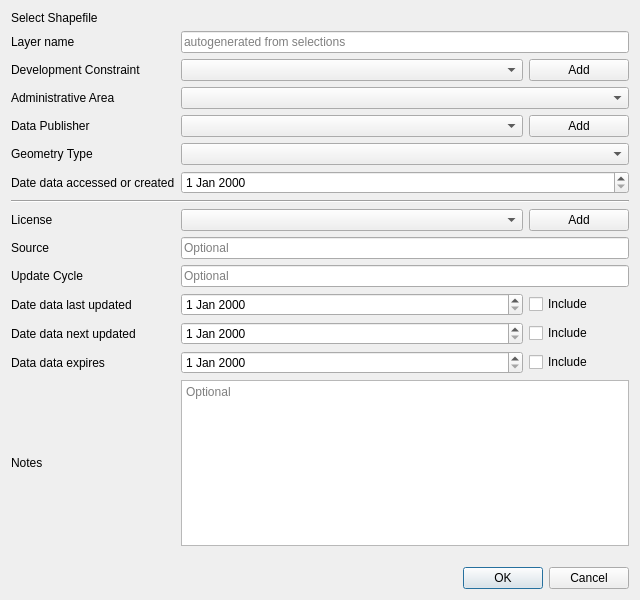
Old version of the form src/gui/qt5/dlgs/qt_designer/qt_files/add_constraint.ui in the repository GeographyJames/constraints_db.
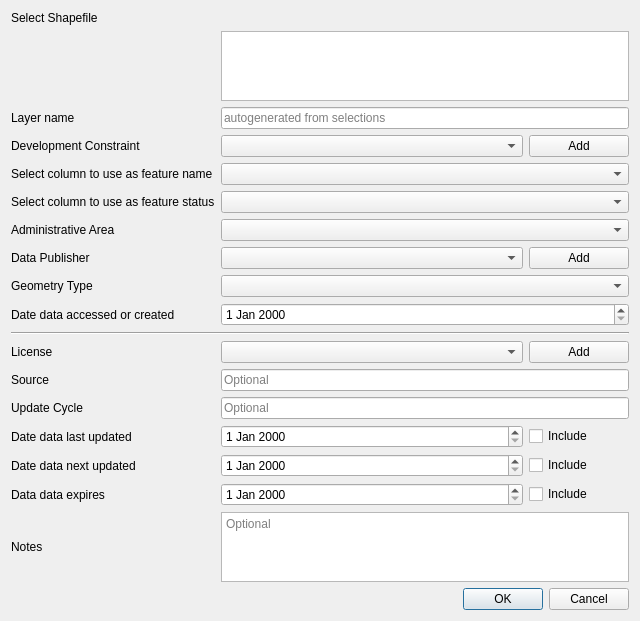
New version of the form. Custom widgets are drawn as their Qt base class.

Commit message: Added functionality to add shapefile to database.

Diff of the .ui file:
```diff
--- a/src/gui/qt5/dlgs/qt_designer/qt_files/add_constraint.ui
+++ b/src/gui/qt5/dlgs/qt_designer/qt_files/add_constraint.ui
@@ -14,166 +14,52 @@
    <string>Add Constraint</string>
   </property>
   <layout class="QGridLayout" name="gridLayout">
-   <item row="17" column="0" colspan="3">
-    <widget class="QDialogButtonBox" name="buttonBox">
-     <property name="orientation">
-      <enum>Qt::Horizontal</enum>
-     </property>
-     <property name="standardButtons">
-      <set>QDialogButtonBox::Cancel|QDialogButtonBox::Ok</set>
-     </property>
-    </widget>
-   </item>
-   <item row="12" column="0">
-    <widget class="QLabel" name="label_9">
-     <property name="text">
-      <string>Date data last updated</string>
-     </property>
-    </widget>
-   </item>
-   <item row="14" column="2">
-    <widget class="QCheckBox" name="ExpiresCB">
-     <property name="text">
-      <string>Include</string>
-     </property>
-    </widget>
-   </item>
-   <item row="1" column="0">
-    <widget class="QLabel" name="label">
-     <property name="text">
-      <string>Layer name</string>
-     </property>
-    </widget>
-   </item>
-   <item row="13" column="1">
-    <widget class="QDateEdit" name="NextUpdateDE"/>
-   </item>
-   <item row="9" column="0">
-    <widget class="QLabel" name="label_5">
-     <property name="text">
-      <string>License</string>
-     </property>
-    </widget>
-   </item>
-   <item row="4" column="1" colspan="2">
-    <widget class="QComboBox" name="AdministrativeAreaCB"/>
-   </item>
-   <item row="11" column="0">
-    <widget class="QLabel" name="label_7">
-     <property name="text">
-      <string>Update Cycle</string>
-     </property>
-    </widget>
-   </item>
-   <item row="10" column="1" colspan="2">
-    <widget class="QLineEdit" name="SourceLE">
-     <property name="placeholderText">
-      <string>Optional</string>
-     </property>
-    </widget>
-   </item>
-   <item row="11" column="1" colspan="2">
-    <widget class="QLineEdit" name="UpdateCycleLE">
-     <property name="placeholderText">
-      <string>Optional</string>
-     </property>
-    </widget>
-   </item>
-   <item row="3" column="1">
-    <widget class="QComboBox" name="DevelopmentConstraintCB"/>
-   </item>
-   <item row="7" column="0">
-    <widget class="QLabel" name="label_8">
-     <property name="text">
-      <string>Date data accessed or created</string>
-     </property>
-    </widget>
-   </item>
-   <item row="15" column="1" colspan="2">
-    <widget class="QTextEdit" name="NotesTE">
-     <property name="sizePolicy">
-      <sizepolicy hsizetype="Expanding" vsizetype="Expanding">
-       <horstretch>1</horstretch>
-       <verstretch>0</verstretch>
-      </sizepolicy>
-     </property>
-     <property name="placeholderText">
-      <string>Optional</string>
-     </property>
-    </widget>
-   </item>
    <item row="13" column="0">
-    <widget class="QLabel" name="label_10">
-     <property name="text">
-      <string>Date data next updated</string>
-     </property>
-    </widget>
-   </item>
-   <item row="5" column="0">
-    <widget class="QLabel" name="label_4">
-     <property name="text">
-      <string>Data Publisher</string>
-     </property>
-    </widget>
-   </item>
-   <item row="10" column="0">
     <widget class="QLabel" name="label_6">
      <property name="text">
       <string>Source</string>
      </property>
     </widget>
    </item>
-   <item row="12" column="1">
-    <widget class="QDateEdit" name="LastUpdatedDE"/>
-   </item>
-   <item row="14" column="1">
-    <widget class="QDateEdit" name="ExpiresDE"/>
-   </item>
-   <item row="9" column="1">
-    <widget class="QComboBox" name="LicenseCB">
-     <property name="placeholderText">
-      <string>Optional</string>
-     </property>
-    </widget>
-   </item>
-   <item row="8" column="0" colspan="3">
-    <widget class="Line" name="line">
-     <property name="orientation">
-      <enum>Qt::Horizontal</enum>
-     </property>
-    </widget>
-   </item>
-   <item row="1" column="1" colspan="2">
-    <widget class="QLineEdit" name="LayerNameLE">
-     <property name="toolTip">
-      <string/>
-     </property>
-     <property name="readOnly">
-      <bool>true</bool>
-     </property>
-     <property name="placeholderText">
-      <string>autogenerated from selections</string>
-     </property>
-    </widget>
-   </item>
-   <item row="5" column="1">
-    <widget class="QComboBox" name="DataPublisherCB"/>
-   </item>
-   <item row="3" column="2">
-    <widget class="QPushButton" name="AddDevelopmentConstraintPB">
-     <property name="text">
-      <string>Add</string>
-     </property>
-    </widget>
-   </item>
-   <item row="13" column="2">
-    <widget class="QCheckBox" name="NextUpdateCB">
+   <item row="17" column="2">
+    <widget class="QCheckBox" name="ExpiresCB">
      <property name="text">
       <string>Include</string>
      </property>
     </widget>
    </item>
-   <item row="12" column="2">
+   <item row="7" column="0">
+    <widget class="QLabel" name="label_3">
+     <property name="text">
+      <string>Administrative Area</string>
+     </property>
+    </widget>
+   </item>
+   <item row="14" column="0">
+    <widget class="QLabel" name="label_7">
+     <property name="text">
+      <string>Update Cycle</string>
+     </property>
+    </widget>
+   </item>
+   <item row="6" column="1" colspan="2">
+    <widget class="QComboBox" name="FeatureStatusCB"/>
+   </item>
+   <item row="0" column="0">
+    <widget class="QLabel" name="label_14">
+     <property name="text">
+      <string>Select Shapefile</string>
+     </property>
+    </widget>
+   </item>
+   <item row="17" column="0">
+    <widget class="QLabel" name="label_11">
+     <property name="text">
+      <string>Data data expires</string>
+     </property>
+    </widget>
+   </item>
+   <item row="15" column="2">
     <widget class="QCheckBox" name="LastUpdatedCB">
      <property name="maximumSize">
       <size>
@@ -186,31 +72,7 @@
      </property>
     </widget>
    </item>
-   <item row="14" column="0">
-    <widget class="QLabel" name="label_11">
-     <property name="text">
-      <string>Data data expires</string>
-     </property>
-    </widget>
-   </item>
-   <item row="6" column="1" colspan="2">
-    <widget class="QComboBox" name="GeomTypeCB"/>
-   </item>
-   <item row="4" column="0">
-    <widget class="QLabel" name="label_3">
-     <property name="text">
-      <string>Administrative Area</string>
-     </property>
-    </widget>
-   </item>
-   <item row="9" column="2">
-    <widget class="QPushButton" name="AddLicensePB">
-     <property name="text">
-      <string>Add</string>
-     </property>
-    </widget>
-   </item>
-   <item row="16" column="0">
+   <item row="19" column="0">
     <spacer name="verticalSpacer">
      <property name="orientation">
       <enum>Qt::Vertical</enum>
@@ -223,44 +85,209 @@
      </property>
     </spacer>
    </item>
+   <item row="11" column="0" colspan="3">
+    <widget class="Line" name="line">
+     <property name="orientation">
+      <enum>Qt::Horizontal</enum>
+     </property>
+    </widget>
+   </item>
+   <item row="0" column="1" colspan="2">
+    <widget class="QgsFileWidget" name="SelectShapefileQgsFileWidget"/>
+   </item>
+   <item row="13" column="1" colspan="2">
+    <widget class="QLineEdit" name="SourceLE">
+     <property name="placeholderText">
+      <string>Optional</string>
+     </property>
+    </widget>
+   </item>
+   <item row="16" column="2">
+    <widget class="QCheckBox" name="NextUpdateCB">
+     <property name="text">
+      <string>Include</string>
+     </property>
+    </widget>
+   </item>
    <item row="7" column="1" colspan="2">
-    <widget class="QDateEdit" name="AccessedCreatedDE"/>
+    <widget class="QComboBox" name="AdministrativeAreaCB"/>
    </item>
-   <item row="3" column="0">
-    <widget class="QLabel" name="label_2">
-     <property name="text">
-      <string>Development Constraint</string>
-     </property>
-    </widget>
-   </item>
-   <item row="5" column="2">
+   <item row="8" column="2">
     <widget class="QPushButton" name="AddPublisherPB">
      <property name="text">
       <string>Add</string>
      </property>
     </widget>
    </item>
+   <item row="14" column="1" colspan="2">
+    <widget class="QLineEdit" name="UpdateCycleLE">
+     <property name="placeholderText">
+      <string>Optional</string>
+     </property>
+    </widget>
+   </item>
+   <item row="12" column="1">
+    <widget class="QComboBox" name="LicenseCB">
+     <property name="placeholderText">
+      <string>Optional</string>
+     </property>
+    </widget>
+   </item>
+   <item row="16" column="0">
+    <widget class="QLabel" name="label_10">
+     <property name="text">
+      <string>Date data next updated</string>
+     </property>
+    </widget>
+   </item>
+   <item row="9" column="1" colspan="2">
+    <widget class="QComboBox" name="GeomTypeCB"/>
+   </item>
+   <item row="12" column="0">
+    <widget class="QLabel" name="label_5">
+     <property name="text">
+      <string>License</string>
+     </property>
+    </widget>
+   </item>
+   <item row="2" column="0">
+    <widget class="QLabel" name="label">
+     <property name="text">
+      <string>Layer name</string>
+     </property>
+    </widget>
+   </item>
    <item row="6" column="0">
-    <widget class="QLabel" name="label_13">
+    <widget class="QLabel" name="label_16">
      <property name="text">
-      <string>Geometry Type</string>
+      <string>Select column to use as feature status</string>
+     </property>
+    </widget>
+   </item>
+   <item row="20" column="0" colspan="3">
+    <widget class="QDialogButtonBox" name="buttonBox">
+     <property name="orientation">
+      <enum>Qt::Horizontal</enum>
+     </property>
+     <property name="standardButtons">
+      <set>QDialogButtonBox::Cancel|QDialogButtonBox::Ok</set>
+     </property>
+    </widget>
+   </item>
+   <item row="12" column="2">
+    <widget class="QPushButton" name="AddLicensePB">
+     <property name="text">
+      <string>Add</string>
+     </property>
+    </widget>
+   </item>
+   <item row="2" column="1" colspan="2">
+    <widget class="QLineEdit" name="LayerNameLE">
+     <property name="toolTip">
+      <string/>
+     </property>
+     <property name="readOnly">
+      <bool>true</bool>
+     </property>
+     <property name="placeholderText">
+      <string>autogenerated from selections</string>
+     </property>
+    </widget>
+   </item>
+   <item row="8" column="1">
+    <widget class="QComboBox" name="DataPublisherCB"/>
+   </item>
+   <item row="4" column="0">
+    <widget class="QLabel" name="label_2">
+     <property name="text">
+      <string>Development Constraint</string>
+     </property>
+    </widget>
+   </item>
+   <item row="5" column="0">
+    <widget class="QLabel" name="label_15">
+     <property name="text">
+      <string>Select column to use as feature name</string>
      </property>
     </widget>
    </item>
    <item row="15" column="0">
+    <widget class="QLabel" name="label_9">
+     <property name="text">
+      <string>Date data last updated</string>
+     </property>
+    </widget>
+   </item>
+   <item row="4" column="1">
+    <widget class="QComboBox" name="DevelopmentConstraintCB"/>
+   </item>
+   <item row="18" column="1" colspan="2">
+    <widget class="QTextEdit" name="NotesTE">
+     <property name="sizePolicy">
+      <sizepolicy hsizetype="Expanding" vsizetype="Expanding">
+       <horstretch>1</horstretch>
+       <verstretch>0</verstretch>
+      </sizepolicy>
+     </property>
+     <property name="placeholderText">
+      <string>Optional</string>
+     </property>
+    </widget>
+   </item>
+   <item row="8" column="0">
+    <widget class="QLabel" name="label_4">
+     <property name="text">
+      <string>Data Publisher</string>
+     </property>
+    </widget>
+   </item>
+   <item row="5" column="1" colspan="2">
+    <widget class="QComboBox" name="FeatureNameCB"/>
+   </item>
+   <item row="15" column="1">
+    <widget class="QDateEdit" name="LastUpdatedDE"/>
+   </item>
+   <item row="4" column="2">
+    <widget class="QPushButton" name="AddDevelopmentConstraintPB">
+     <property name="text">
+      <string>Add</string>
+     </property>
+    </widget>
+   </item>
+   <item row="18" column="0">
     <widget class="QLabel" name="label_12">
      <property name="text">
       <string>Notes</string>
      </property>
     </widget>
    </item>
-   <item row="0" column="1" colspan="2">
-    <widget class="QgsFileWidget" name="SelectShapefileQgsFileWidget"/>
+   <item row="10" column="0">
+    <widget class="QLabel" name="label_8">
+     <property name="text">
+      <string>Date data accessed or created</string>
+     </property>
+    </widget>
    </item>
-   <item row="0" column="0">
-    <widget class="QLabel" name="label_14">
+   <item row="9" column="0">
+    <widget class="QLabel" name="label_13">
      <property name="text">
-      <string>Select Shapefile</string>
+      <string>Geometry Type</string>
+     </property>
+    </widget>
+   </item>
+   <item row="16" column="1">
+    <widget class="QDateEdit" name="NextUpdateDE"/>
+   </item>
+   <item row="17" column="1">
+    <widget class="QDateEdit" name="ExpiresDE"/>
+   </item>
+   <item row="10" column="1" colspan="2">
+    <widget class="QDateEdit" name="AccessedCreatedDE"/>
+   </item>
+   <item row="1" column="1" colspan="2">
+    <widget class="QTextEdit" name="ShapefileInfoTE">
+     <property name="readOnly">
+      <bool>true</bool>
      </property>
     </widget>
    </item>
```
The commit also changes 11 other files.
